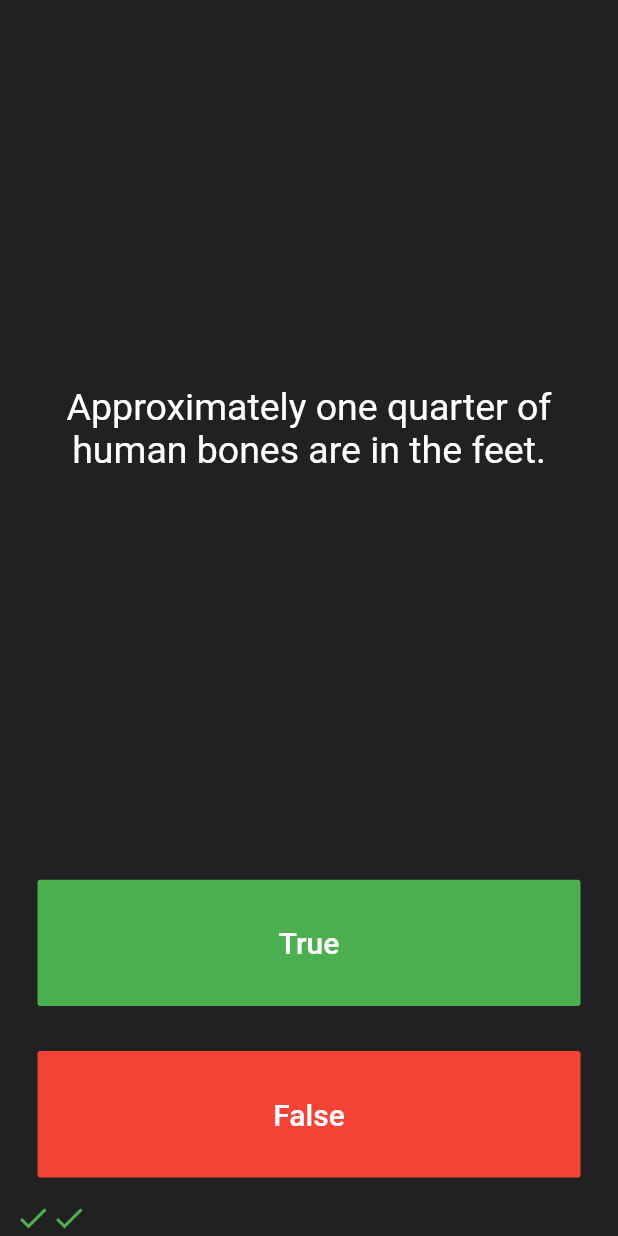
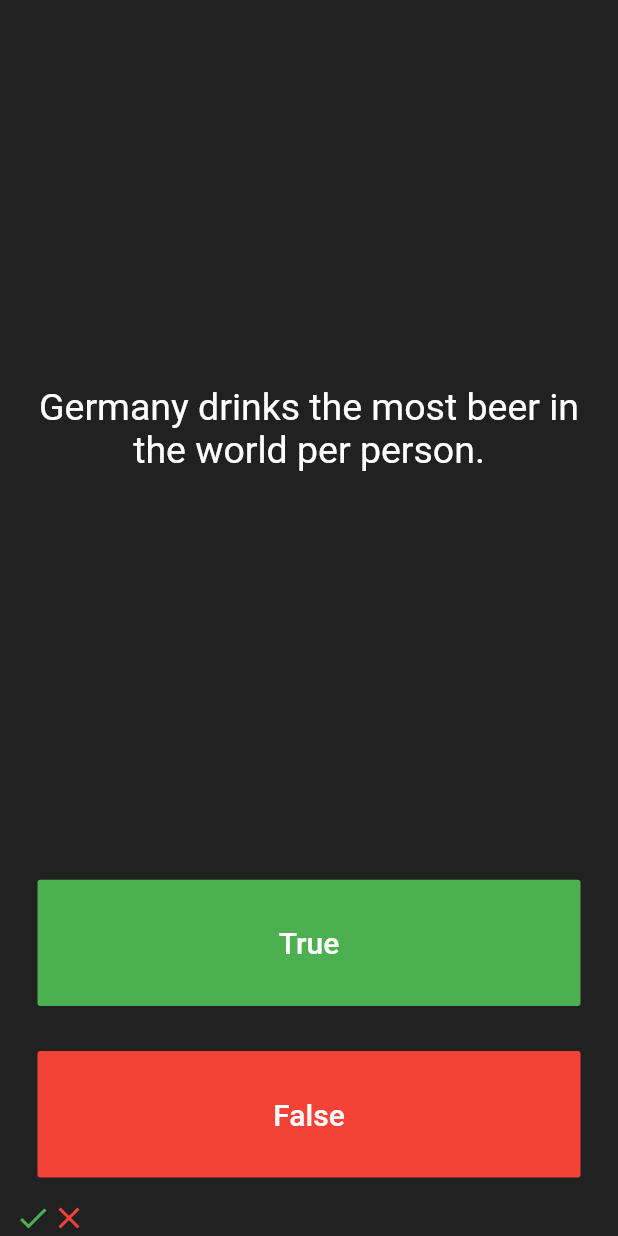
Before and after one commit to nevruzoglu/TrueOrFalse, a Flutter app: the screen it shows after launch, after a tap on "True", after a tap on "False", on a phone screen of 412 x 824 dp. Run offline on Flutter 3.47's test engine with Material 2 defaults, Android fonts, the phone set to English and light mode, and no system bars; our stand-ins replace rflutter_alert.

```diff
--- a/lib/main.dart
+++ b/lib/main.dart
@@ -1,5 +1,6 @@
 import 'questionBank.dart';
 import 'package:flutter/material.dart';
+import 'package:rflutter_alert/rflutter_alert.dart';
 
 QuestionBank questionBank = QuestionBank();
 
@@ -29,6 +30,58 @@ class QuizPage extends StatefulWidget {
 
 class _QuizPageState extends State<QuizPage> {
   List<Widget> scoreKeeper = [];
+  int trueAnswer = 0;
+  int wrongAnswer = 0;
+
+  void checkAnswer(bool userPickedAnswer) {
+    bool correctAnswer = questionBank.questionListAnswer();
+    setState(() {
+      if (userPickedAnswer == correctAnswer) {
+        scoreKeeper.add(
+          Icon(
+            Icons.check,
+            color: Colors.green,
+          ),
+        );
+        trueAnswer++;
+      } else {
+        scoreKeeper.add(
+          Icon(
+            Icons.close,
+            color: Colors.red,
+          ),
+        );
+        wrongAnswer++;
+      }
+
+      //  questionBank.nextQuestion();
+      if (questionBank.isFinished() == true) {
+        Alert(
+          context: context,
+          type: AlertType.success,
+          title: "Succesfully Finished Test",
+          desc:
+              " Correct Answers = $trueAnswer \n Wrong Answers = $wrongAnswer ",
+          buttons: [
+            DialogButton(
+              child: Text(
+                "Restart",
+                style: TextStyle(color: Colors.white, fontSize: 20),
+              ),
+              onPressed: () => Navigator.pop(context),
+              width: 120,
+            )
+          ],
+        ).show();
+        questionBank.reset();
+        scoreKeeper.clear();
+        trueAnswer = 0;
+        wrongAnswer = 0;
+      } else {
+        questionBank.nextQuestion();
+      }
+    });
+  }
 
   @override
   Widget build(BuildContext context) {
@@ -66,26 +119,7 @@ class _QuizPageState extends State<QuizPage> {
                 ),
               ),
               onPressed: () {
-                bool correctAnswer = questionBank.questionListAnswer();
-
-                if (correctAnswer == true) {
-                  scoreKeeper.add(
-                    Icon(
-                      Icons.check,
-                      color: Colors.green,
-                    ),
-                  );
-                } else {
-                  scoreKeeper.add(
-                    Icon(
-                      Icons.close,
-                      color: Colors.red,
-                    ),
-                  );
-                }
-                setState(() {
-                  questionBank.nextQuestion();
-                });
+                checkAnswer(true);
               },
             ),
           ),
@@ -103,26 +137,7 @@ class _QuizPageState extends State<QuizPage> {
                 ),
               ),
               onPressed: () {
-                bool correctAnswer = questionBank.questionListAnswer();
-
-                if (correctAnswer == false) {
-                  scoreKeeper.add(
-                    Icon(
-                      Icons.check,
-                      color: Colors.green,
-                    ),
-                  );
-                } else {
-                  scoreKeeper.add(
-                    Icon(
-                      Icons.close,
-                      color: Colors.red,
-                    ),
-                  );
-                }
-                setState(() {
-                  questionBank.nextQuestion();
-                });
+                checkAnswer(false);
               },
             ),
           ),
--- a/lib/questionBank.dart
+++ b/lib/questionBank.dart
@@ -4,30 +4,24 @@ class QuestionBank {
   int _questionNumber = 0;
 
   List<Question> _questionList = [
-    Question('Some cats are actually allergic to humans', true),
-    Question('You can lead a cow down stairs but not up stairs.', false),
-    Question('Approximately one quarter of human bones are in the feet.', true),
-    Question('A slug\'s blood is green.', true),
-    Question('Buzz Aldrin\'s mother\'s maiden name was \"Moon\".', true),
+    Question('An ostrich\'s eye is bigger than its brain.', true),
+    Question(
+        'About five percent of the body of a jellyfish is solid matter, the rest is water.',
+        true),
+    Question('Germany drinks the most beer in the world per person.', false),
+    Question('The sum of all the numbers on a roulette wheel is 666.', true),
+    Question('Polar bears’ skin is black.', true),
     Question('It is illegal to pee in the Ocean in Portugal.', true),
     Question(
         'No piece of square dry paper can be folded in half more than 7 times.',
         false),
+    Question('The name of Batman\’s butler is Albert.', false),
+    Question('Elvis Presley had a twin brother.', true),
+    Question('The Great Wall Of China is visible from the moon.', false),
+    Question('Google was originally called \"Backrub\".', true),
+    Question('Fortune cookies were invented in China', false),
     Question(
-        'In London, UK, if you happen to die in the House of Parliament, you are technically entitled to a state funeral, because the building is considered too sacred a place.',
-        true),
-    Question(
-        'The loudest sound produced by any animal is 188 decibels. That animal is the African Elephant.',
-        false),
-    Question(
-        'The total surface area of two human lungs is approximately 70 square metres.',
-        true),
-    Question('Google was originally called \"Backrub\".', true),
-    Question(
-        'Chocolate affects a dog\'s heart and nervous system; a few ounces are enough to kill a small dog.',
-        true),
-    Question(
-        'In West Virginia, USA, if you accidentally hit an animal with your car, you are free to take it home to eat.',
+        'It\’s illegal in Georgia to eat fried chicken with a knife and fork.',
         true),
   ];
 
@@ -44,4 +38,15 @@ class QuestionBank {
   bool questionListAnswer() {
     return _questionList[_questionNumber].questionAnswer;
   }
+
+  bool isFinished() {
+    if (_questionNumber > _questionList.length - 2) {
+      return true;
+    } else
+      return false;
+  }
+
+  void reset() {
+    _questionNumber = 0;
+  }
 }
--- a/lib/questions.dart
+++ b/lib/questions.dart
@@ -2,8 +2,5 @@ class Question {
   String questionText;
   bool questionAnswer;
 
-  Question(question, answer) {
-    questionText = question;
-    questionAnswer = answer;
-  }
+  Question(this.questionText, this.questionAnswer);
 }
--- a/pubspec.yaml
+++ b/pubspec.yaml
@@ -20,9 +20,11 @@ dependencies:
   flutter:
     sdk: flutter
 
+
   # The following adds the Cupertino Icons font to your application.
   # Use with the CupertinoIcons class for iOS style icons.
   cupertino_icons: ^0.1.2
+  rflutter_alert: ^1.0.3
 
 dev_dependencies:
   flutter_test:
```
Also changed, not shown: images/ss1.png (added), images/ss2.png (added), pubspec.lock, 1 other file.
